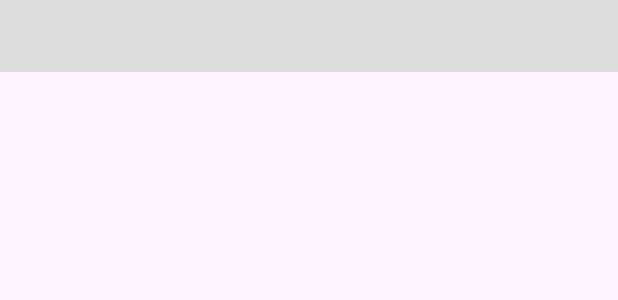
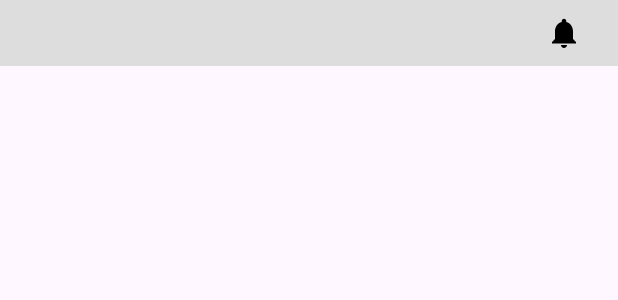
Before and after one commit to umc-hackathon-team-r/BondingWizards_AOS, an Android app: the layout fragment_calendar.xml on its own in the app's theme, with its tools: preview values and no code run, on a phone screen of 412 x 824 dp. Shown: the top 300 px of the screen. Run offline under Robolectric (Android 15) with nearby library versions, the phone set to English and light mode, and no system bars.

Commit message:
[add] 알림 <-> 캘린더 연결

```diff
--- /dev/null
+++ b/app/src/main/java/com/umc/bondingwizards/presentation/activity/MainFragment.kt
@@ -0,0 +1,4 @@
+package com.umc.bondingwizards.presentation.activity
+
+class MainFragment {
+}
--- /dev/null
+++ b/app/src/main/res/drawable/ic_noti.xml
@@ -0,0 +1,5 @@
+<vector android:height="24dp" android:tint="#000000"
+    android:viewportHeight="24" android:viewportWidth="24"
+    android:width="24dp" xmlns:android="http://schemas.android.com/apk/res/android">
+    <path android:fillColor="@android:color/white" android:pathData="M12,22c1.1,0 2,-0.9 2,-2h-4c0,1.1 0.89,2 2,2zM18,16v-5c0,-3.07 -1.64,-5.64 -4.5,-6.32L13.5,4c0,-0.83 -0.67,-1.5 -1.5,-1.5s-1.5,0.67 -1.5,1.5v0.68C7.63,5.36 6,7.92 6,11v5l-2,2v1h16v-1l-2,-2z"/>
+</vector>
--- a/app/src/main/res/layout/fragment_calendar.xml
+++ b/app/src/main/res/layout/fragment_calendar.xml
@@ -1,5 +1,6 @@
 <?xml version="1.0" encoding="utf-8"?>
-<layout xmlns:android="http://schemas.android.com/apk/res/android">
+<layout xmlns:android="http://schemas.android.com/apk/res/android"
+    xmlns:app="http://schemas.android.com/apk/res-auto">
 
     <data>
 
@@ -11,8 +12,23 @@
 
         <com.google.android.material.appbar.AppBarLayout
             android:layout_width="match_parent"
-            android:layout_height="48dp"
+            android:layout_height="@dimen/toolbar_height"
             android:background="#DDDDDD">
+
+            <androidx.constraintlayout.widget.ConstraintLayout
+                android:layout_width="match_parent"
+                android:layout_height="match_parent"
+                android:paddingHorizontal="24dp">
+
+                <androidx.constraintlayout.utils.widget.ImageFilterView
+                    android:id="@+id/btn_toolbar_noti"
+                    android:layout_width="@dimen/icon_size"
+                    android:layout_height="@dimen/icon_size"
+                    android:src="@drawable/ic_noti"
+                    app:layout_constraintEnd_toEndOf="parent"
+                    app:layout_constraintTop_toTopOf="parent"
+                    app:layout_constraintBottom_toBottomOf="parent" />
+            </androidx.constraintlayout.widget.ConstraintLayout>
 
         </com.google.android.material.appbar.AppBarLayout>
 
--- /dev/null
+++ b/app/src/main/res/layout/fragment_main.xml
@@ -0,0 +1,6 @@
+<?xml version="1.0" encoding="utf-8"?>
+<androidx.constraintlayout.widget.ConstraintLayout xmlns:android="http://schemas.android.com/apk/res/android"
+    android:layout_width="match_parent"
+    android:layout_height="match_parent">
+
+</androidx.constraintlayout.widget.ConstraintLayout>
--- a/app/src/main/res/layout/fragment_notification.xml
+++ b/app/src/main/res/layout/fragment_notification.xml
@@ -9,6 +9,9 @@
         android:layout_width="match_parent"
         android:layout_height="match_parent">
 
+        <include
+            android:id="@+id/toolbar"
+            layout="@layout/item_toolbar"/>
 
     </androidx.coordinatorlayout.widget.CoordinatorLayout>
 </layout>
--- a/app/src/main/res/values/colors.xml
+++ b/app/src/main/res/values/colors.xml
@@ -14,6 +14,11 @@
     <color name="gray_7">#323B41</color>
     <color name="gray_8">#212729</color>
 
+    <color name="main">#323B49</color>
+    <color name="sub">#4B7095</color>
+    <color name="sub2">#CFDDEF</color>
+    <color name="sub3">#EAF3FD</color>
+
     <!-- Component Color -->
     <!-- Component 에 쓰이는 컬러 -->
     <color name="icon">#949494</color>
```
Also changed, not shown: app/src/main/java/com/umc/bondingwizards/presentation/activity/CalendarFragment.kt (+13 -0 lines), app/src/main/java/com/umc/bondingwizards/presentation/activity/NotificationFragment.kt (+11 -0 lines), app/src/main/res/navigation/nav_main.xml (+9 -1 lines).
